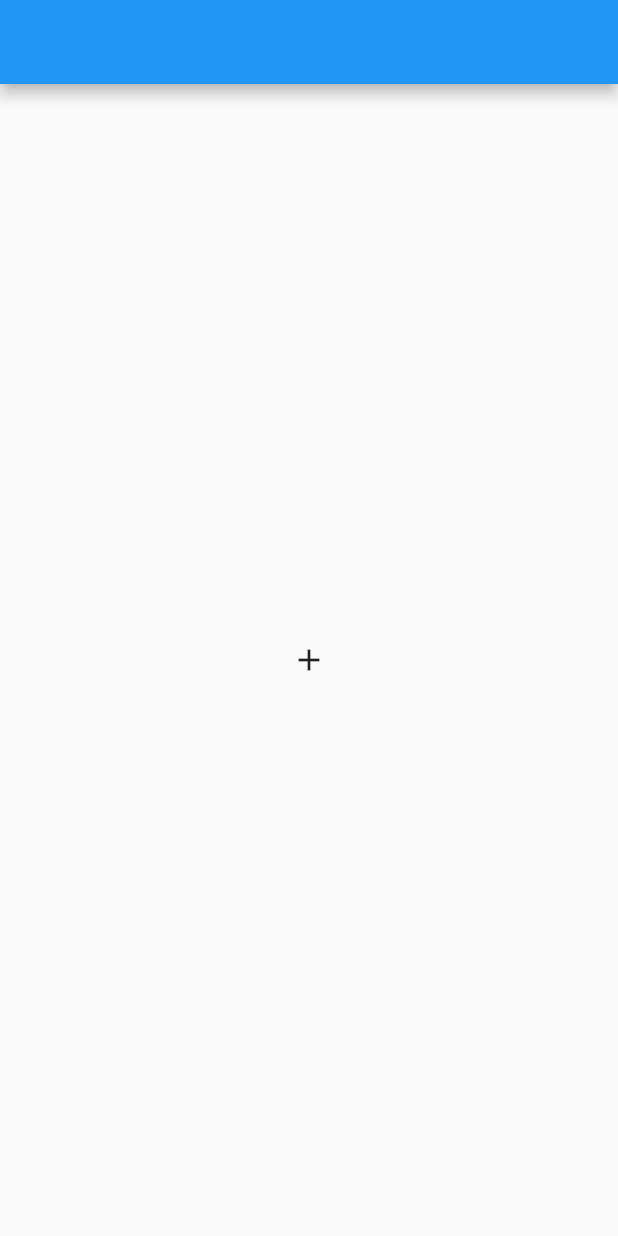
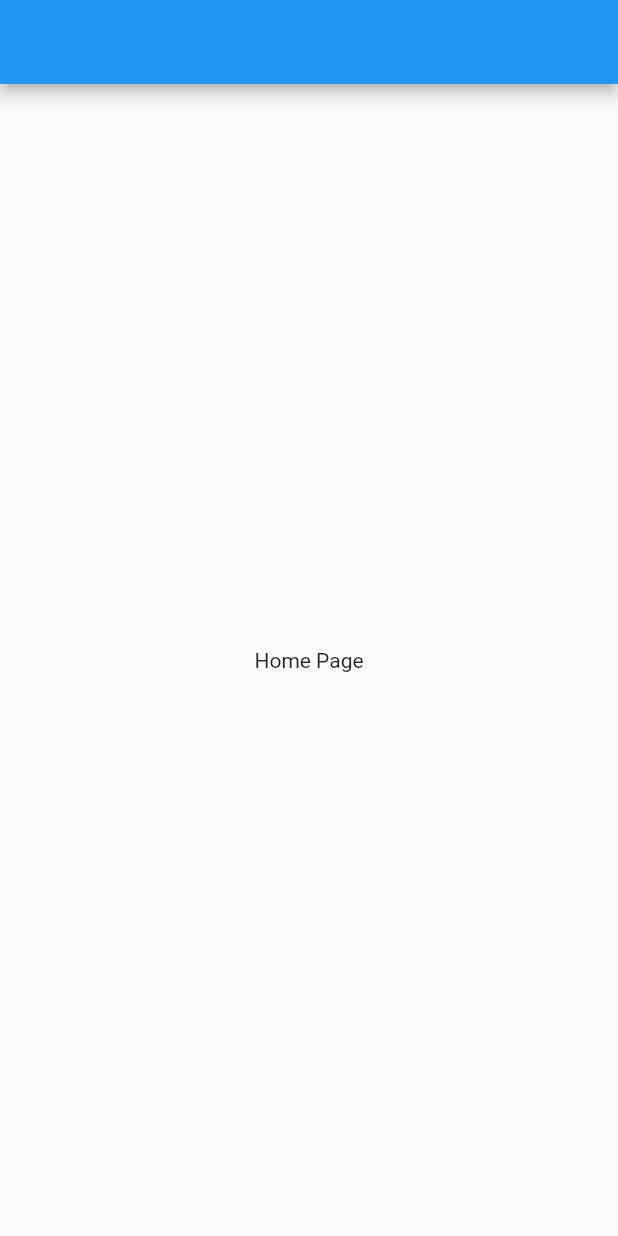
Before and after one commit to luke-nguyen-goldenowl/flutter_unit_test, a Flutter app: the screen it shows after launch, on a phone screen of 412 x 824 dp. Run offline on Flutter 3.47's test engine with Material 2 defaults, Android fonts, the phone set to English and light mode, and no system bars.

```diff
--- a/lib/screens/home_page.dart
+++ b/lib/screens/home_page.dart
@@ -9,7 +9,7 @@ class HomePage extends StatelessWidget {
   Widget build(BuildContext context) {
     return Scaffold(
       appBar: AppBar(),
-      body: const Center(child: Icon(Icons.add)),
+      body: const Center(child: Text('Home Page')),
     );
   }
 }
```
